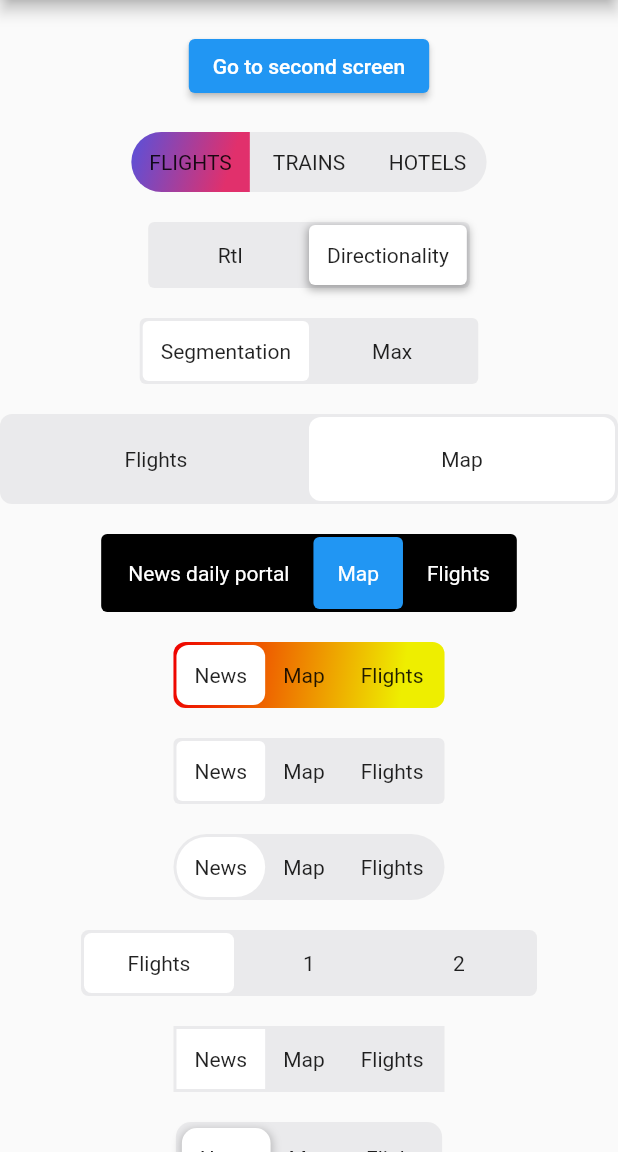
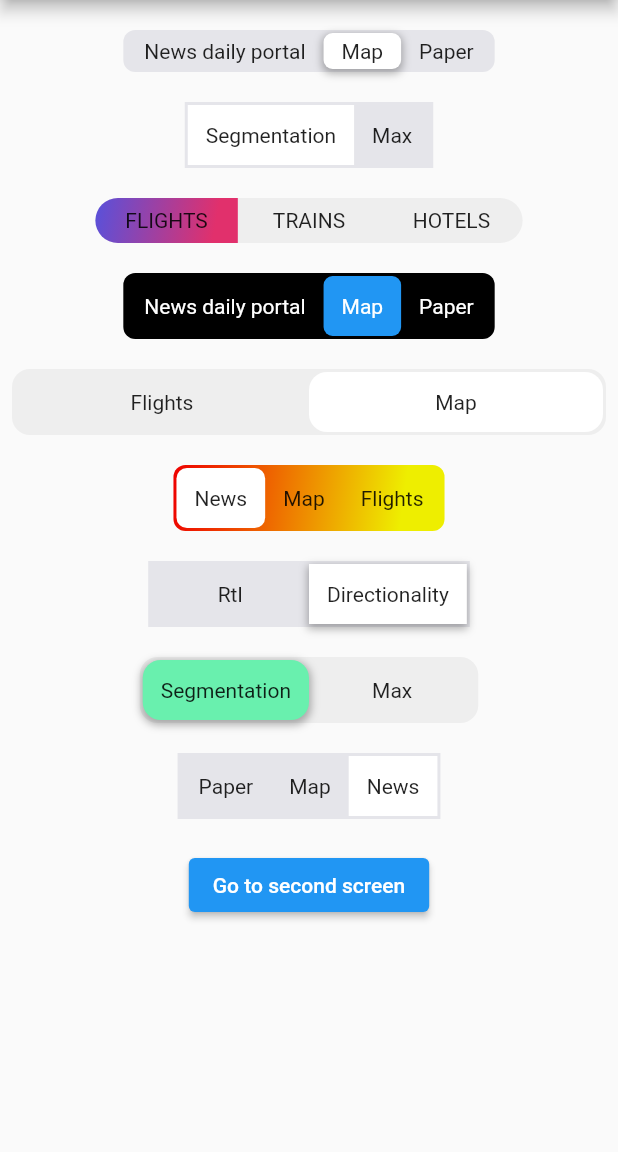
Before and after one commit to hadukin/custom_sliding_segmented_control, a Flutter app: the screen it shows after launch, on a phone screen of 412 x 824 dp, the part 84-1236 px from its top. Run offline on Flutter 3.47's test engine with Material 2 defaults, Android fonts, the phone set to English and light mode, and no system bars.

Commit message:
release: 1.5.0

```diff
--- a/example/lib/main.dart
+++ b/example/lib/main.dart
@@ -47,28 +47,71 @@ class _MyHomePageState extends State<MyHomePage> {
             crossAxisAlignment: CrossAxisAlignment.center,
             children: [
               const SizedBox(height: 20),
-              ElevatedButton(
-                onPressed: () {
-                  Navigator.of(context).push<void>(
-                    MaterialPageRoute(
-                      builder: (context) {
-                        return SecondView();
-                      },
+              CustomSlidingSegmentedControl<int>(
+                initialValue: 2,
+                height: 24,
+                children: {
+                  1: Text('News daily portal'),
+                  2: Text('Map'),
+                  3: Text('Paper'),
+                },
+                decoration: BoxDecoration(
+                  color: CupertinoColors.lightBackgroundGray,
+                  borderRadius: BorderRadius.circular(8),
+                ),
+                thumbDecoration: BoxDecoration(
+                  color: Colors.white,
+                  borderRadius: BorderRadius.circular(6),
+                  boxShadow: [
+                    BoxShadow(
+                      color: Colors.black.withOpacity(.3),
+                      blurRadius: 4.0,
+                      spreadRadius: 1.0,
+                      offset: Offset(
+                        0.0,
+                        2.0,
+                      ),
                     ),
-                  );
+                  ],
+                ),
+                duration: Duration(milliseconds: 300),
+                curve: Curves.easeInToLinear,
+                onValueChanged: (v) {
+                  print(v);
                 },
-                child: Text('Go to second screen'),
               ),
               const SizedBox(height: 20),
               CustomSlidingSegmentedControl<int>(
-                radius: 20,
+                children: {
+                  1: Text(
+                    'Segmentation',
+                    textAlign: TextAlign.center,
+                  ),
+                  2: Text(
+                    'Max',
+                    textAlign: TextAlign.center,
+                  ),
+                },
+                onValueChanged: (int value) {
+                  print(value);
+                },
+              ),
+              const SizedBox(height: 20),
+              CustomSlidingSegmentedControl<int>(
+                // radius: 20,
                 fromMax: true,
+                height: 30,
                 innerPadding: 0,
                 children: {
                   0: Text("FLIGHTS"),
                   1: Text("TRAINS"),
-                  2: Text("HOTELS")
+                  2: Text("HOTELS"),
                 },
+                decoration: BoxDecoration(
+                  color: Colors.grey[200],
+                  borderRadius: BorderRadius.circular(20),
+                ),
+                padding: 20,
                 thumbDecoration: BoxDecoration(
                   borderRadius: dynamicBorder,
                   gradient: LinearGradient(
@@ -118,11 +161,99 @@ class _MyHomePageState extends State<MyHomePage> {
                 },
               ),
               const SizedBox(height: 20),
+              CustomSlidingSegmentedControl<int>(
+                initialValue: 2,
+                children: {
+                  1: Text(
+                    'News daily portal',
+                    style: TextStyle(color: Colors.white),
+                  ),
+                  2: Text(
+                    'Map',
+                    style: TextStyle(color: Colors.white),
+                  ),
+                  3: Text(
+                    'Paper',
+                    style: TextStyle(color: Colors.white),
+                  ),
+                },
+                decoration: BoxDecoration(
+                  color: Colors.black,
+                  borderRadius: BorderRadius.circular(8),
+                ),
+                thumbDecoration: BoxDecoration(
+                  color: Colors.blue,
+                  borderRadius: BorderRadius.circular(6),
+                ),
+                duration: Duration(milliseconds: 300),
+                curve: Curves.easeInToLinear,
+                onValueChanged: (v) {
+                  print(v);
+                },
+              ),
+              const SizedBox(height: 20),
+              Padding(
+                padding: const EdgeInsets.symmetric(horizontal: 8.0),
+                child: CustomSlidingSegmentedControl<SegmentType>(
+                  initialValue: SegmentType.map,
+                  isStretch: true,
+                  children: {
+                    SegmentType.news: Text(
+                      'Flights',
+                      textAlign: TextAlign.center,
+                    ),
+                    SegmentType.map: Text(
+                      'Map',
+                      textAlign: TextAlign.center,
+                    ),
+                  },
+                  innerPadding: 2,
+                  decoration: BoxDecoration(
+                    color: Colors.grey[200],
+                    borderRadius: BorderRadius.circular(12),
+                  ),
+                  thumbDecoration: BoxDecoration(
+                    color: Colors.white,
+                    borderRadius: BorderRadius.circular(12),
+                  ),
+                  onValueChanged: (v) {
+                    print(v);
+                  },
+                ),
+              ),
+              const SizedBox(height: 20),
+              CustomSlidingSegmentedControl<SegmentType>(
+                children: {
+                  SegmentType.news: Text('News'),
+                  SegmentType.map: Text('Map'),
+                  SegmentType.paper: Text('Flights'),
+                },
+                // radius: 8,
+                thumbDecoration: BoxDecoration(
+                  color: Colors.white,
+                  borderRadius: BorderRadius.circular(7),
+                ),
+                decoration: BoxDecoration(
+                  borderRadius: BorderRadius.circular(8),
+                  gradient: LinearGradient(
+                    begin: Alignment.topLeft,
+                    end: Alignment(0.7, 0.0),
+                    colors: [
+                      const Color(0xffee0000),
+                      const Color(0xffeeee00),
+                    ],
+                  ),
+                ),
+                onValueChanged: (v) {
+                  print(v);
+                },
+              ),
+              const SizedBox(height: 20),
               Directionality(
                 textDirection: TextDirection.rtl,
                 child: CustomSlidingSegmentedControl<int>(
                   thumbDecoration: BoxDecoration(
-                    // color: Colors.greenAccent,
+                    color: Colors.white,
                     boxShadow: [
                       BoxShadow(
                         color: Colors.black.withOpacity(.3),
@@ -164,145 +295,16 @@ class _MyHomePageState extends State<MyHomePage> {
                     textAlign: TextAlign.center,
                   ),
                 },
-                onValueChanged: (int value) {
-                  print(value);
-                },
-              ),
-              const SizedBox(height: 20),
-              CustomSlidingSegmentedControl<SegmentType>(
-                initialValue: SegmentType.map,
-                isStretch: true,
-                children: {
-                  SegmentType.news: Text(
-                    'Flights',
-                    textAlign: TextAlign.center,
-                  ),
-                  SegmentType.map: Text(
-                    'Map',
-                    textAlign: TextAlign.center,
-                  ),
-                },
-                radius: 8,
-                innerPadding: 2,
-                padding: EdgeInsets.all(20),
-                onValueChanged: (v) {
-                  print(v);
-                },
-              ),
-              const SizedBox(height: 20),
-              CustomSlidingSegmentedControl<SegmentType>(
-                initialValue: SegmentType.map,
-                children: {
-                  SegmentType.news: Text(
-                    'News daily portal',
-                    style: TextStyle(color: Colors.white),
-                  ),
-                  SegmentType.map: Text(
-                    'Map',
-                    style: TextStyle(color: Colors.white),
-                  ),
-                  SegmentType.paper: Text(
-                    'Flights',
-                    style: TextStyle(color: Colors.white),
-                  ),
-                },
-                innerPadding: 2,
-                padding: EdgeInsets.all(16),
-                backgroundColor: Colors.black,
-                thumbDecoration: BoxDecoration(color: Colors.blue),
-                duration: Duration(milliseconds: 300),
-                curve: Curves.easeInToLinear,
-                onValueChanged: (SegmentType v) {
-                  print(v);
-                },
-              ),
-              const SizedBox(height: 20),
-              CustomSlidingSegmentedControl<SegmentType>(
-                children: {
-                  SegmentType.news: Text('News'),
-                  SegmentType.map: Text('Map'),
-                  SegmentType.paper: Text('Flights'),
-                },
-                radius: 8,
-                thumbDecoration: BoxDecoration(color: Colors.white),
                 decoration: BoxDecoration(
-                  borderRadius: BorderRadius.circular(8),
-                  gradient: LinearGradient(
-                    begin: Alignment.topLeft,
-                    end: Alignment(0.7, 0.0),
-                    colors: [
-                      const Color(0xffee0000),
-                      const Color(0xffeeee00)
-                    ], // red to yellow
-                  ),
+                  color: Colors.grey[200],
+                  borderRadius: BorderRadius.circular(12),
                 ),
-                onValueChanged: (v) {
-                  print(v);
-                },
-              ),
-              const SizedBox(height: 20),
-              CustomSlidingSegmentedControl<SegmentType>(
-                children: {
-                  SegmentType.news: Text('News'),
-                  SegmentType.map: Text('Map'),
-                  SegmentType.paper: Text('Flights'),
-                },
-                onValueChanged: (SegmentType v) {
-                  print(v);
-                },
-              ),
-              const SizedBox(height: 20),
-              CustomSlidingSegmentedControl<int>(
-                children: {
-                  0: Text('News'),
-                  1: Text('Map'),
-                  2: Text('Flights'),
-                },
-                duration: Duration(milliseconds: 200),
-                radius: 30.0,
-                onValueChanged: (int index) {
-                  print(index);
-                },
-              ),
-              const SizedBox(height: 20),
-              CustomSlidingSegmentedControl<SegmentType>(
-                fixedWidth: 100,
-                children: {
-                  SegmentType.news: Text('Flights'),
-                  SegmentType.map: Text('1'),
-                  SegmentType.paper: Text('2'),
-                },
-                radius: 5,
-                onValueChanged: (SegmentType v) {
-                  print(v);
-                },
-              ),
-              const SizedBox(height: 20),
-              CustomSlidingSegmentedControl<String>(
-                children: {
-                  'News': Text('News'),
-                  'Map': Text('Map'),
-                  'Flights': Text('Flights'),
-                },
-                duration: Duration(milliseconds: 200),
-                radius: 0.0,
-                onValueChanged: (String v) {
-                  print(v);
-                },
-              ),
-              const SizedBox(height: 20),
-              CustomSlidingSegmentedControl<SegmentType>(
-                innerPadding: 4,
-                children: {
-                  SegmentType.news: Text('News'),
-                  SegmentType.map: Text('Map'),
-                  SegmentType.paper: Text('Flight'),
-                },
-                radius: 10,
                 thumbDecoration: BoxDecoration(
+                  color: Colors.greenAccent,
+                  borderRadius: BorderRadius.circular(12),
                   boxShadow: [
                     BoxShadow(
-                      color: Colors.black.withOpacity(.2),
+                      color: Colors.black.withOpacity(.3),
                       blurRadius: 4.0,
                       spreadRadius: 1.0,
                       offset: Offset(
@@ -312,48 +314,43 @@ class _MyHomePageState extends State<MyHomePage> {
                     ),
                   ],
                 ),
-                onValueChanged: (SegmentType v) {
+                onValueChanged: (int value) {
+                  print(value);
+                },
+              ),
+              const SizedBox(height: 20),
+              CustomSlidingSegmentedControl<SegmentType>(
+                initialValue: SegmentType.news,
+                children: {
+                  SegmentType.paper: Text(
+                    'Paper',
+                    textAlign: TextAlign.center,
+                  ),
+                  SegmentType.map: Text(
+                    'Map',
+                    textAlign: TextAlign.center,
+                  ),
+                  SegmentType.news: Text(
+                    'News',
+                    textAlign: TextAlign.center,
+                  ),
+                },
+                onValueChanged: (v) {
                   print(v);
                 },
               ),
               const SizedBox(height: 20),
-              CustomSlidingSegmentedControl<SegmentType>(
-                children: {
-                  SegmentType.news: Text('Flights'),
-                  SegmentType.map: Text('Map'),
-                  SegmentType.paper: Text('News'),
+              ElevatedButton(
+                onPressed: () {
+                  Navigator.of(context).push<void>(
+                    MaterialPageRoute(
+                      builder: (context) {
+                        return SecondView();
+                      },
+                    ),
+                  );
                 },
-                onValueChanged: (SegmentType v) {
-                  print(v);
-                },
-              ),
-              const SizedBox(height: 20),
-              CustomSlidingSegmentedControl<SegmentType>(
-                children: {
-                  SegmentType.news: Text(
-                    'Flight',
-                    style: TextStyle(color: Colors.white),
-                    textAlign: TextAlign.center,
-                  ),
-                  SegmentType.map: Text(
-                    'News',
-                    style: TextStyle(color: Colors.white),
-                    textAlign: TextAlign.center,
-                  ),
-                  SegmentType.paper: Text(
-                    'Map',
-                    style: TextStyle(color: Colors.white),
-                    textAlign: TextAlign.center,
-                  ),
-                },
-                innerPadding: 0,
-                backgroundColor: Colors.black,
-                thumbDecoration: BoxDecoration(color: Colors.blue),
-                duration: Duration(milliseconds: 300),
-                curve: Curves.easeInToLinear,
-                onValueChanged: (SegmentType v) {
-                  print(v);
-                },
+                child: Text('Go to second screen'),
               ),
               const SizedBox(height: 20),
             ],
@@ -396,7 +393,7 @@ class SecondView extends StatelessWidget {
                     textAlign: TextAlign.center,
                   ),
                 },
-                radius: 8,
+                // radius: 8,
                 onValueChanged: (v) {
                   print(v);
                 },
@@ -419,8 +416,8 @@ class SecondView extends StatelessWidget {
                   ),
                 },
                 innerPadding: 2,
-                padding: EdgeInsets.all(16),
-                backgroundColor: Colors.black,
+                // padding: EdgeInsets.all(16),
+                // backgroundColor: Colors.black,
                 thumbDecoration: BoxDecoration(color: Colors.blue),
                 duration: Duration(milliseconds: 300),
                 curve: Curves.easeInToLinear,
--- a/lib/src/animation_panel.dart
+++ b/lib/src/animation_panel.dart
@@ -8,7 +8,6 @@ class AnimationPanel<T> extends StatelessWidget {
     required this.height,
     required this.hasTouch,
     this.duration,
-    this.radius = 24,
     this.curve,
     this.decoration,
   }) : super(key: key);
@@ -16,7 +15,6 @@ class AnimationPanel<T> extends StatelessWidget {
   final double offset;
   final double? width;
   final double? height;
-  final double radius;
   final Duration? duration;
   final Curve? curve;
   final bool hasTouch;
@@ -34,16 +32,7 @@ class AnimationPanel<T> extends StatelessWidget {
           : duration ?? const Duration(milliseconds: 200),
       curve: curve!,
       width: width,
-      decoration: decoration?.copyWith(
-            borderRadius:
-                decoration?.borderRadius ?? BorderRadius.circular(radius),
-            color: decoration?.color ?? Colors.white,
-          ) ??
-          BoxDecoration(
-            borderRadius:
-                decoration?.borderRadius ?? BorderRadius.circular(radius),
-            color: decoration?.color ?? Colors.white,
-          ),
+      decoration: decoration,
       height: height,
     );
   }
--- a/lib/src/widget.dart
+++ b/lib/src/widget.dart
@@ -39,19 +39,16 @@ import 'package:flutter/material.dart';
 /// * `onValueChanged` - on change current segment
 /// * `children` - segment items map
 /// * `initialValue` - initial segment
-/// * `duration` - speed animation
-/// * `radius` - segment and AnimationPanel border radius
-/// * `elevation` - elevation
-/// * `backgroundColor` - background color
-/// * `thumbColor` - AnimationPanel color
-/// * `curve` - curve animation
+/// * `duration` - speed animation panel
+/// * `curve` - curve for animated panel
 /// * `innerPadding` - inner padding
 /// * `fromMax` - gets the largest element, while the rest of the elements get its size
 /// * `fixedWidth` - fixed width items
-/// * `decoration` - decoration for controls
 /// * `padding` - item padding
 /// * `clipBehavior` - for container
-/// * `thumbDecoration` - decoration for animation thumb
+/// * `decoration` - for decoration main panel
+/// * `thumbDecoration` - for decoraton animation panel
+/// * `height` - height panel
 class CustomSlidingSegmentedControl<T> extends StatefulWidget {
   const CustomSlidingSegmentedControl({
     Key? key,
@@ -59,31 +56,28 @@ class CustomSlidingSegmentedControl<T> extends StatefulWidget {
     required this.onValueChanged,
     this.initialValue,
     this.duration,
-    this.radius = 4.0,
-    this.backgroundColor = CupertinoColors.tertiarySystemFill,
     this.curve = Curves.easeInOut,
     this.innerPadding = 2.0,
-    this.padding = const EdgeInsets.all(12),
+    this.padding = 12,
     this.fixedWidth,
-    this.decoration,
-    this.thumbDecoration,
+    this.decoration = const BoxDecoration(color: CupertinoColors.systemGrey5),
+    this.thumbDecoration = const BoxDecoration(color: Colors.white),
     this.isStretch = false,
     this.fromMax = false,
     this.clipBehavior = Clip.none,
     this.splashColor = Colors.transparent,
     this.splashFactory = NoSplash.splashFactory,
     this.highlightColor = Colors.transparent,
+    this.height = 40,
   })  : assert(children.length != 0),
         super(key: key);
   final BoxDecoration? decoration;
   final BoxDecoration? thumbDecoration;
   final ValueChanged<T> onValueChanged;
   final Duration? duration;
-  final double radius;
-  final Color backgroundColor;
   final Curve curve;
   final double innerPadding;
-  final EdgeInsetsGeometry padding;
+  final double padding;
   final double? fixedWidth;
   final Map<T, Widget> children;
   final bool isStretch;
@@ -93,6 +87,7 @@ class CustomSlidingSegmentedControl<T> extends StatefulWidget {
   final Color? splashColor;
   final InteractiveInkFeatureFactory? splashFactory;
   final Color? highlightColor;
+  final double? height;
 
   @override
   _CustomSlidingSegmentedControlState<T> createState() =>
@@ -164,16 +159,14 @@ class _CustomSlidingSegmentedControlState<T>
       splashColor: widget.splashColor,
       splashFactory: widget.splashFactory,
       highlightColor: widget.highlightColor,
-      borderRadius: BorderRadius.circular(widget.radius),
+      // borderRadius: BorderRadius.circular(widget.radius),
       onTap: () {
         _onTapItem(item);
       },
       child: Container(
+        height: widget.height,
         width: maxSize ?? widget.fixedWidth,
-        padding: widget.padding,
-        decoration: BoxDecoration(
-          borderRadius: BorderRadius.circular(widget.radius),
-        ),
+        padding: EdgeInsets.symmetric(horizontal: widget.padding),
         child: Center(child: item.value),
       ),
     );
@@ -182,18 +175,7 @@ class _CustomSlidingSegmentedControlState<T>
   Widget layout() {
     return Container(
       clipBehavior: widget.clipBehavior,
-      decoration: widget.decoration != null
-          ? widget.decoration?.copyWith(
-              borderRadius: BorderRadius.circular(
-                widget.radius != 0 ? widget.radius : widget.radius,
-              ),
-            )
-          : BoxDecoration(
-              color: widget.backgroundColor,
-              borderRadius: BorderRadius.circular(
-                widget.radius != 0 ? widget.radius : widget.radius,
-              ),
-            ),
+      decoration: widget.decoration,
       padding: EdgeInsets.all(widget.innerPadding),
       child: Column(
         children: [
@@ -205,7 +187,6 @@ class _CustomSlidingSegmentedControlState<T>
                 height: height,
                 width: sizes[current],
                 duration: widget.duration,
-                radius: widget.radius,
                 curve: widget.curve,
                 decoration: widget.thumbDecoration,
               ),
```
Also changed, not shown: 5 other files.
